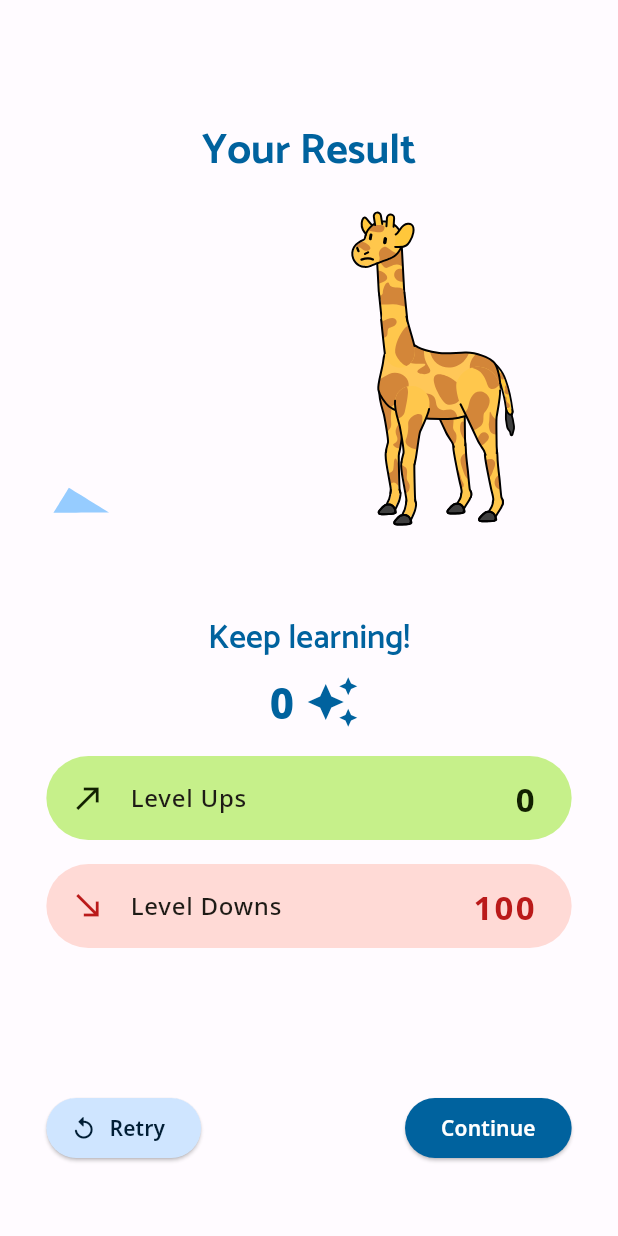
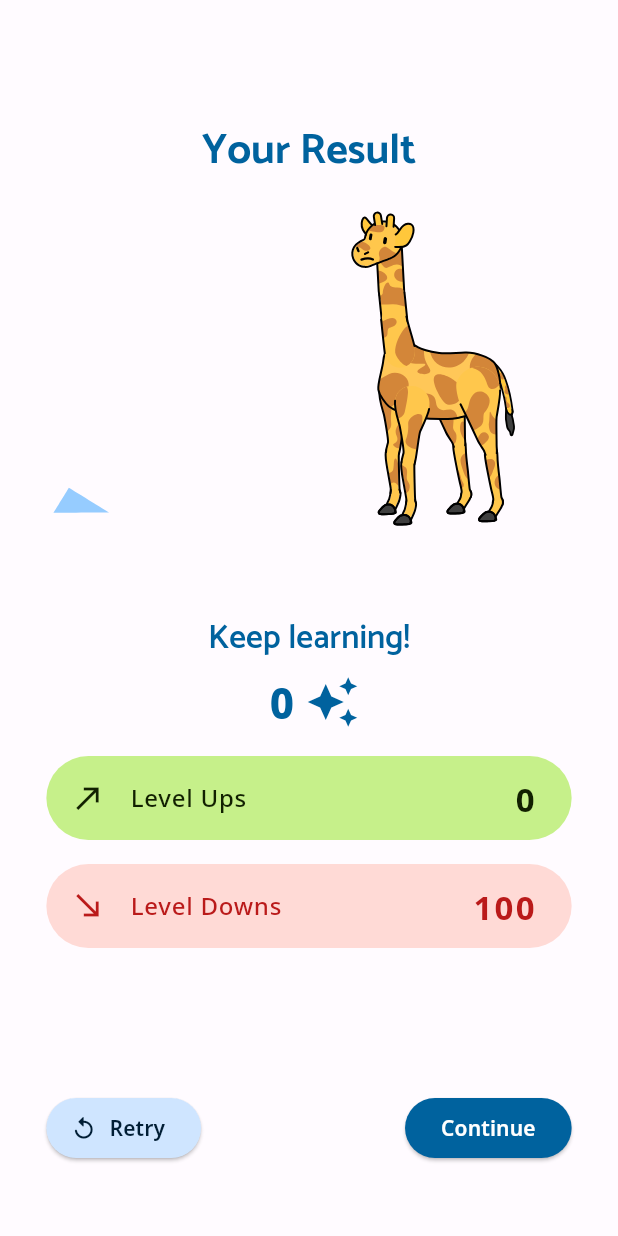
Before and after one commit to domephant/vocabulary, a Flutter app: the TestResult0Screen screen opened directly, on a phone screen of 412 x 824 dp. Run offline on Flutter 3.47's test engine with Material 2 defaults, Android fonts, the phone set to English and light mode, and no system bars; our stand-ins replace firebase_core, font_awesome_flutter, lottie, page_transition; accounts and stored records are empty.

Commit message:
Fixed font colors on cards

```diff
--- a/lib/components/cards/level_downs_card.dart
+++ b/lib/components/cards/level_downs_card.dart
@@ -17,7 +17,12 @@ class LevelDownsCard extends StatelessWidget {
           Icons.south_east,
           color: Theme.of(context).colorScheme.error,
         ),
-        title: const Text("Level Downs"),
+        title: Text(
+          "Level Downs",
+          style: TextStyle(
+            color: Theme.of(context).colorScheme.error,
+          ),
+        ),
         trailing: Text(
           amount.toString(),
           style: AdditionalFonts.pointsSmall
--- a/lib/components/cards/level_ups_card.dart
+++ b/lib/components/cards/level_ups_card.dart
@@ -1,3 +1,5 @@
+import 'dart:ui';
+
 import 'package:flutter/material.dart';
 import 'package:vocabulary/styles/additional_fonts.dart';
 import 'package:vocabulary/styles/custom_color.g.dart';
@@ -21,7 +23,14 @@ class LevelUpsCard extends StatelessWidget {
               .extension<CustomColors>()!
               .onCustomGreenContainer,
         ),
-        title: const Text("Level Ups"),
+        title: Text(
+          "Level Ups",
+          style: TextStyle(
+            color: Theme.of(context)
+                .extension<CustomColors>()!
+                .onCustomGreenContainer,
+          ),
+        ),
         trailing: Text(amount.toString(),
             style: AdditionalFonts.pointsSmall.copyWith(
                 color: Theme.of(context)
```
